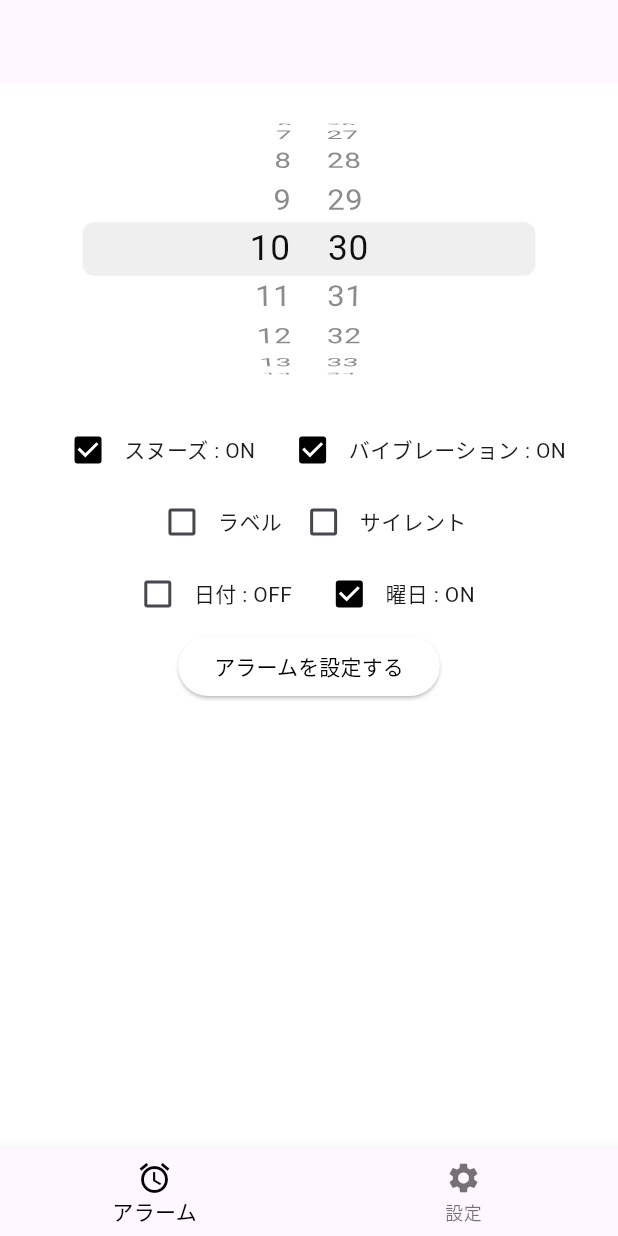
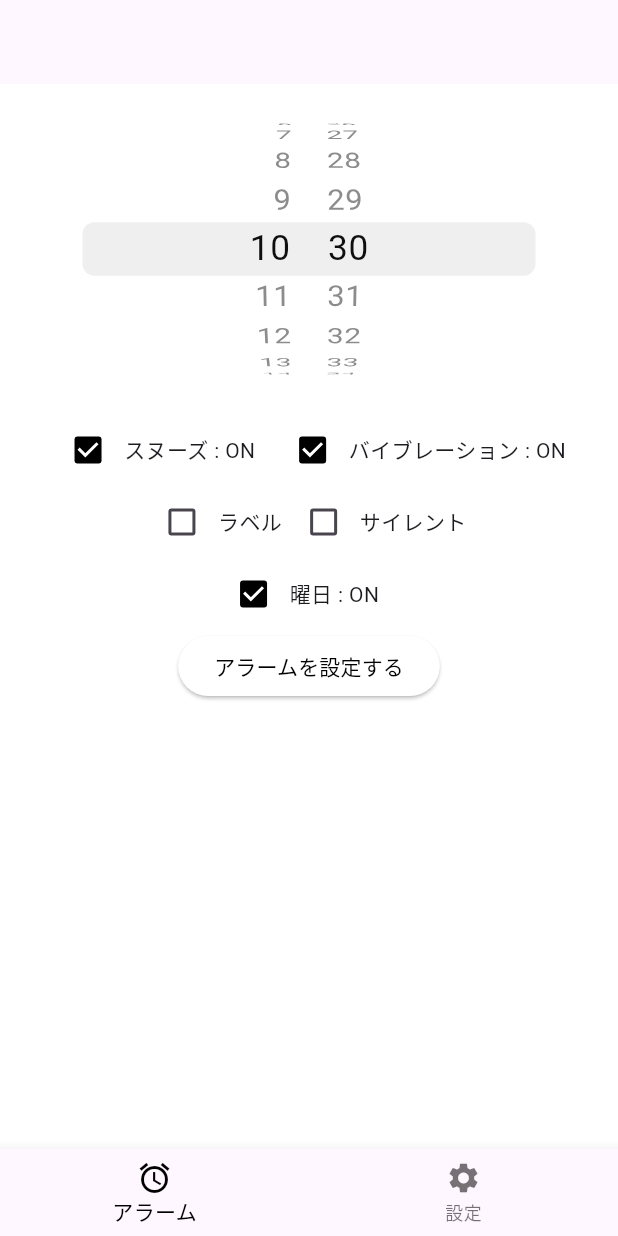
Before and after one commit to motigaeru/My.alarm, a Flutter app: the screen it shows after launch, on a phone screen of 412 x 824 dp. Run offline on Flutter 3.47's test engine with Material 3 defaults, Android fonts, the phone set to English and light mode, and no system bars; our stand-ins replace audioplayers, cloud_firestore, firebase_auth, firebase_core, flutter_local_notifications, vibration; missing offline and left inert: workmanager; accounts and stored records are empty.

Commit message:
とりま

```diff
--- a/lib/main.dart
+++ b/lib/main.dart
@@ -475,23 +475,23 @@ print('アラームがトリガーされました！');
                   Row(
                     mainAxisAlignment: MainAxisAlignment.center,
                     children: [
-                      Checkbox(
-                        value: _showDatePicker,
-                        onChanged: (value) {
-                          setState(() {
-                            _showDatePicker = value!;
-                          });
+                      // Checkbox(
+                      //   value: _showDatePicker,
+                      //   onChanged: (value) {
+                      //     setState(() {
+                      //       _showDatePicker = value!;
+                      //     });
 
-                          if (_showDatePicker) {
-                            _selectDate(context);
-                          }
-                        },
-                        activeColor: Colors.black,
-                      ),
-                      SizedBox(
-                        height: 10,
-                      ),
-                      Text(_showDatePicker ? "$_selectedAlarmTime" : "日付 : OFF　"),
+                      //     if (_showDatePicker) {
+                      //       _selectDate(context);
+                      //     }
+                      //   },
+                      //   activeColor: Colors.black,
+                      // ),
+                      // SizedBox(
+                      //   height: 10,
+                      // ),
+                      // Text(_showDatePicker ? "$_selectedAlarmTime" : "日付 : OFF　"),
                       Checkbox(
                         value: snooze,
                         onChanged: (value) {
```
